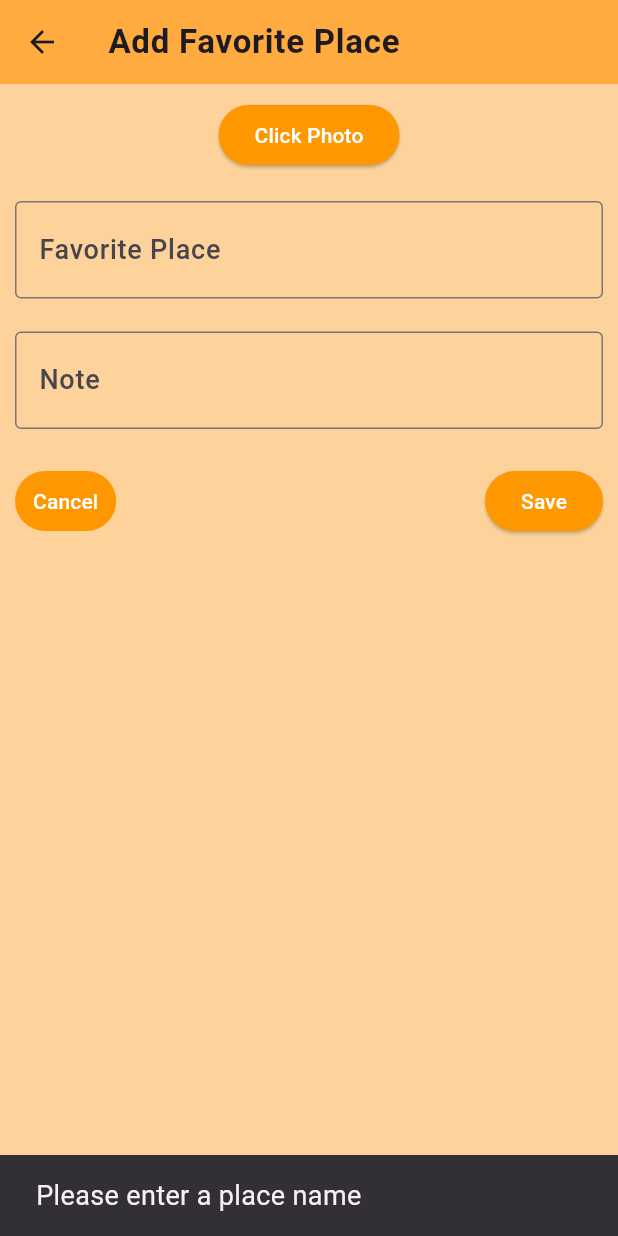
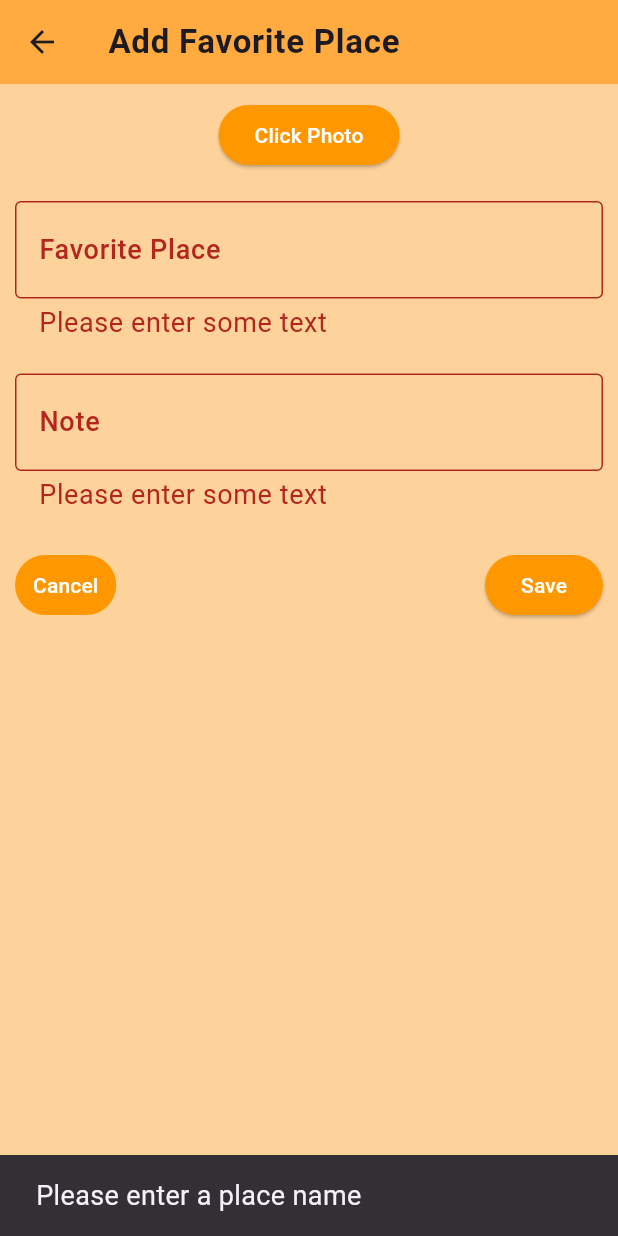
Before and after one commit to Ecocoder0711/fav_place, a Flutter app: the AddFavScreen screen opened directly, after a tap on "Save", on a phone screen of 412 x 824 dp. Run offline on Flutter 3.47's test engine with Material 3 defaults, Android fonts, the phone set to English and light mode, and no system bars; our stand-ins replace flutter_riverpod, image_picker, shared_preferences; accounts and stored records are empty.

Commit message:
build a save function for save button.

```diff
--- a/lib/screen/add_fav_screen.dart
+++ b/lib/screen/add_fav_screen.dart
@@ -19,6 +19,35 @@ class _AddFavScreenState extends ConsumerState<AddFavScreen> {
   final TextEditingController _noteController = TextEditingController();
   final ImagePicker _picker = ImagePicker();
   File? _selectedImage;
+
+  final _formKey = GlobalKey<FormState>();
+
+  void _savePlace() {
+    if (!_formKey.currentState!.validate()) {
+      ScaffoldMessenger.of(
+        context,
+      ).showSnackBar(SnackBar(content: Text('Please enter a place name')));
+      return;
+    }
+    // condition to check
+    if (_selectedImage == null) {
+      ScaffoldMessenger.of(
+        context,
+      ).showSnackBar(SnackBar(content: Text('Please take a photo')));
+      return;
+    }
+    ref
+        .read(favPlaceProvider.notifier)
+        .addPlace(
+          FavPlace(
+            id: DateTime.now().toString(),
+            favname: _titleController.text,
+            notes: _noteController.text,
+            images: _selectedImage!,
+          ),
+        );
+    Navigator.of(context).pop();
+  }
 
   Future<void> _pickImage() async {
     //open camera & click image
@@ -49,6 +78,7 @@ class _AddFavScreenState extends ConsumerState<AddFavScreen> {
       ),
       body: SingleChildScrollView(
         child: Form(
+          key: _formKey,
           child: Padding(
             padding: const EdgeInsets.all(10),
             child: Column(
@@ -60,13 +90,25 @@ class _AddFavScreenState extends ConsumerState<AddFavScreen> {
                         onPressed: _pickImage,
                         child: Text('Click Photo'),
                       )
-                    : Image.file(
-                        _selectedImage!,
-                        height: 200,
-                        width: double.infinity,
-                        fit: BoxFit.cover,
+                    : Stack(
+                        children: [
+                          Image.file(
+                            _selectedImage!,
+                            height: 200,
+                            width: double.infinity,
+                            fit: BoxFit.cover,
+                          ),
+                          Positioned(
+                            bottom: 8,
+                            right: 8,
+                            child: ElevatedButton.icon(
+                              onPressed: _pickImage,
+                              icon: Icon(Icons.camera_alt),
+                              label: Text('Retake'),
+                            ),
+                          ),
+                        ],
                       ),
-
                 SizedBox(height: 20),
                 // form
                 Textformfield(
@@ -96,6 +138,27 @@ class _AddFavScreenState extends ConsumerState<AddFavScreen> {
                     ),
                     ElevatedButton(
                       onPressed: () {
+                        _savePlace();
+                      },
+                      child: Text("Save"),
+                    ),
+                  ],
+                ),
+              ],
+            ),
+          ),
+        ),
+      ),
+    );
+  }
+}
+
+
+// another method to implement save function
+
+/*
+ElevatedButton(
+                      onPressed: () {
                         if (_titleController.text.trim().isEmpty) {
                           ScaffoldMessenger.of(context).showSnackBar(
                             SnackBar(
@@ -122,13 +185,4 @@ class _AddFavScreenState extends ConsumerState<AddFavScreen> {
                       },
                       child: Text("Save"),
                     ),
-                  ],
-                ),
-              ],
-            ),
-          ),
-        ),
-      ),
-    );
-  }
-}
+*/
```
